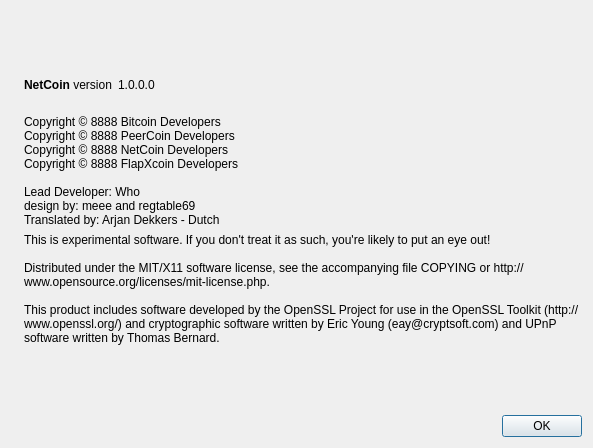
Above: src/qt/forms/aboutdialog.ui from hanzou-x/flapxcoin before the change. Below: the same form after it.
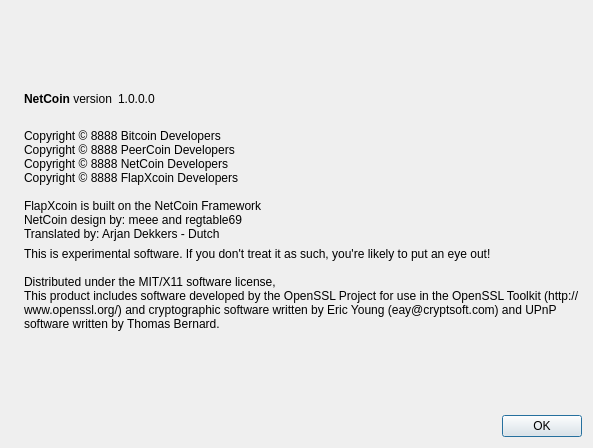
That is the form after the change. Icons and pictures are not drawn.

```diff
--- a/src/qt/forms/aboutdialog.ui
+++ b/src/qt/forms/aboutdialog.ui
@@ -336,8 +336,8 @@
 Copyright © 8888 NetCoin Developers
 Copyright © 8888 FlapXcoin Developers
 
-Lead Developer: Who
-design by: meee and regtable69
+FlapXcoin is built on the NetCoin Framework
+NetCoin design by: meee and regtable69
 Translated by: Arjan Dekkers - Dutch</string>
        </property>
        <property name="textInteractionFlags">
@@ -353,8 +353,7 @@
        <property name="text">
         <string>This is experimental software. If you don't treat it as such, you're likely to put an eye out!
 
-Distributed under the MIT/X11 software license, see the accompanying file COPYING or http://www.opensource.org/licenses/mit-license.php.
-
+Distributed under the MIT/X11 software license, 
 This product includes software developed by the OpenSSL Project for use in the OpenSSL Toolkit (http://www.openssl.org/) and cryptographic software written by Eric Young (eay@cryptsoft.com) and UPnP software written by Thomas Bernard.</string>
        </property>
        <property name="wordWrap">
```
